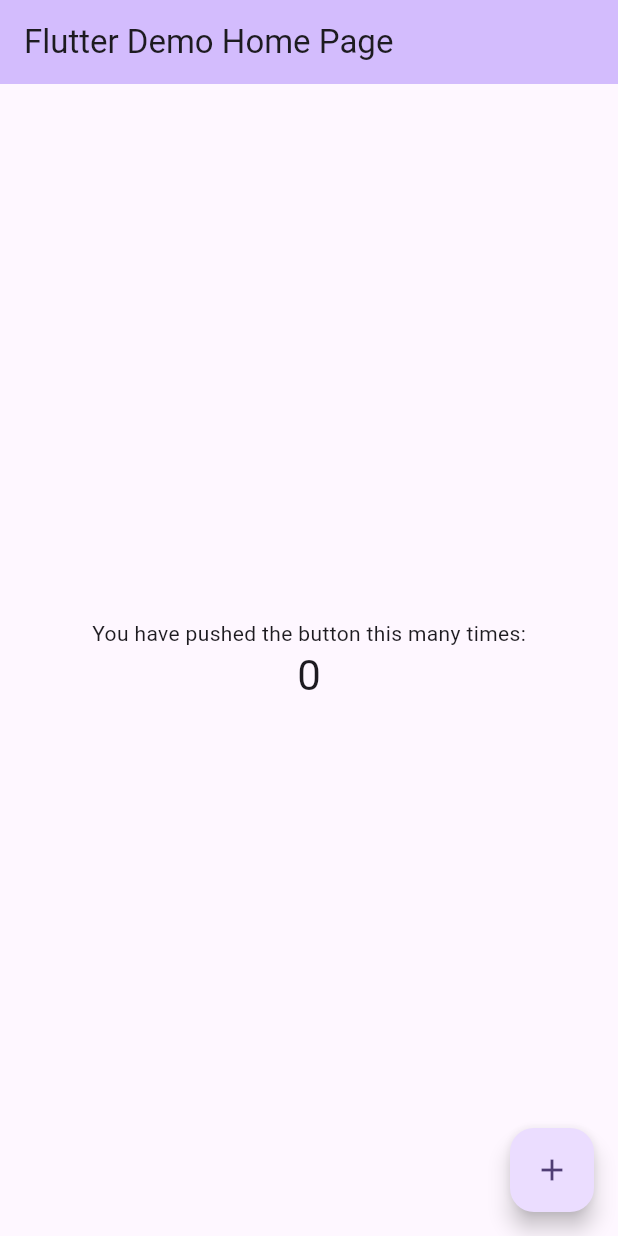
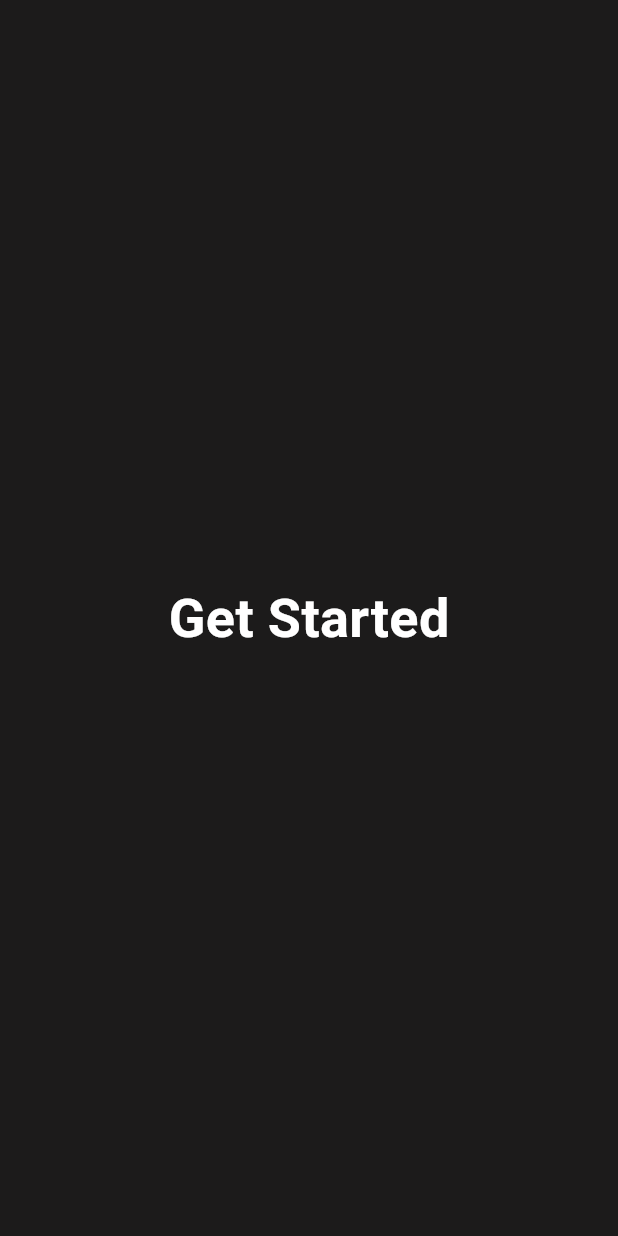
Before and after one commit to nghtamm2003/melodify, a Flutter app: the screen it shows after launch, on a phone screen of 412 x 824 dp. Run offline on Flutter 3.47's test engine with Material 3 defaults, Android fonts, the phone set to English and light mode, and no system bars.

Commit message:
feat: colors_palette + app_theme configuration, add splash_page and get_started_page

```diff
--- /dev/null
+++ b/lib/core/theme/app_theme.dart
@@ -0,0 +1,44 @@
+import 'package:flutter/material.dart';
+import 'color_palette.dart';
+
+class AppTheme {
+  static final lightTheme = ThemeData(
+    primaryColor: ColorPalette.primary,
+    scaffoldBackgroundColor: ColorPalette.lightBackground,
+    brightness: Brightness.light,
+    elevatedButtonTheme: ElevatedButtonThemeData(
+      style: ElevatedButton.styleFrom(
+        backgroundColor: ColorPalette.primary,
+        elevation: 0,
+        textStyle: const TextStyle(
+          fontSize: 16,
+          fontWeight: FontWeight.bold,
+        ),
+        shape: RoundedRectangleBorder(
+          borderRadius: BorderRadius.circular(25),
+        ),
+      ),
+    ),
+    useMaterial3: true,
+  );
+
+  static final darkTheme = ThemeData(
+    primaryColor: ColorPalette.primary,
+    scaffoldBackgroundColor: ColorPalette.darkBackground,
+    brightness: Brightness.dark,
+    elevatedButtonTheme: ElevatedButtonThemeData(
+      style: ElevatedButton.styleFrom(
+        backgroundColor: ColorPalette.primary,
+        elevation: 0,
+        textStyle: const TextStyle(
+          fontSize: 16,
+          fontWeight: FontWeight.bold,
+        ),
+        shape: RoundedRectangleBorder(
+          borderRadius: BorderRadius.circular(25),
+        ),
+      ),
+    ),
+    useMaterial3: true,
+  );
+}
--- /dev/null
+++ b/lib/core/theme/color_palette.dart
@@ -0,0 +1,8 @@
+
+import 'package:flutter/material.dart';
+
+class ColorPalette {
+  static const primary = Color.fromRGBO(98, 205, 93, 1);
+  static const lightBackground = Color.fromRGBO(242, 242, 242, 1);
+  static const darkBackground = Color.fromRGBO(28, 27, 27, 1);
+}
--- /dev/null
+++ b/lib/features/auth/views/pages/get_started.dart
@@ -0,0 +1,21 @@
+import 'package:flutter/material.dart';
+
+class GetStartedPage extends StatelessWidget {
+  const GetStartedPage({super.key});
+
+  @override
+  Widget build(BuildContext context) {
+    return const Scaffold(
+      body: Center(
+        child: Text(
+          'Get Started',
+          style: TextStyle(
+            fontSize: 36,
+            fontWeight: FontWeight.bold,
+            color: Color.fromRGBO(255, 255, 255, 1),
+          ),
+        ),
+      ),
+    );
+  }
+}
--- /dev/null
+++ b/lib/features/splash/views/pages/splash.dart
@@ -0,0 +1,40 @@
+import 'package:flutter/material.dart';
+import 'package:melodify/features/auth/views/pages/get_started.dart';
+
+class SplashPage extends StatefulWidget {
+  const SplashPage({super.key});
+
+  @override
+  State<SplashPage> createState() => _SplashPageState();
+}
+
+class _SplashPageState extends State<SplashPage> {
+  @override
+  void initState() {
+    super.initState();
+    redirect();
+  }
+
+  Future<void> redirect() async {
+    await Future.delayed(const Duration(seconds: 2), () {
+      if (mounted) {
+        Navigator.of(context).pushReplacement(
+          MaterialPageRoute(builder: (context) => const GetStartedPage()),
+        );
+      }
+    });
+  }
+
+  @override
+  Widget build(BuildContext context) {
+    return Scaffold(
+      body: Center(
+        child: Image.asset(
+          'assets/images/spotify_logo.png',
+          width: 200,
+          height: 200,
+        ),
+      ),
+    );
+  }
+}
--- a/lib/main.dart
+++ b/lib/main.dart
@@ -1,4 +1,6 @@
 import 'package:flutter/material.dart';
+import 'package:melodify/core/theme/app_theme.dart';
+import 'package:melodify/features/splash/views/pages/splash.dart';
 
 void main() {
   runApp(const MyApp());
@@ -7,119 +9,13 @@
 class MyApp extends StatelessWidget {
   const MyApp({super.key});
 
-  // This widget is the root of your application.
   @override
   Widget build(BuildContext context) {
     return MaterialApp(
-      title: 'Flutter Demo',
-      theme: ThemeData(
-        // This is the theme of your application.
-        //
-        // TRY THIS: Try running your application with "flutter run". You'll see
-        // the application has a purple toolbar. Then, without quitting the app,
-        // try changing the seedColor in the colorScheme below to Colors.green
-        // and then invoke "hot reload" (save your changes or press the "hot
-        // reload" button in a Flutter-supported IDE, or press "r" if you used
-        // the command line to start the app).
-        //
-        // Notice that the counter didn't reset back to zero; the application
-        // state is not lost during the reload. To reset the state, use hot
-        // restart instead.
-        //
-        // This works for code too, not just values: Most code changes can be
-        // tested with just a hot reload.
-        colorScheme: ColorScheme.fromSeed(seedColor: Colors.deepPurple),
-        useMaterial3: true,
-      ),
-      home: const MyHomePage(title: 'Flutter Demo Home Page'),
+      title: 'Melodify',
+      theme: AppTheme.darkTheme,
+      home: const SplashPage(),
+      debugShowCheckedModeBanner: false,
     );
   }
 }
-
-class MyHomePage extends StatefulWidget {
-  const MyHomePage({super.key, required this.title});
-
-  // This widget is the home page of your application. It is stateful, meaning
-  // that it has a State object (defined below) that contains fields that affect
-  // how it looks.
-
-  // This class is the configuration for the state. It holds the values (in this
-  // case the title) provided by the parent (in this case the App widget) and
-  // used by the build method of the State. Fields in a Widget subclass are
-  // always marked "final".
-
-  final String title;
-
-  @override
-  State<MyHomePage> createState() => _MyHomePageState();
-}
-
-class _MyHomePageState extends State<MyHomePage> {
-  int _counter = 0;
-
-  void _incrementCounter() {
-    setState(() {
-      // This call to setState tells the Flutter framework that something has
-      // changed in this State, which causes it to rerun the build method below
-      // so that the display can reflect the updated values. If we changed
-      // _counter without calling setState(), then the build method would not be
-      // called again, and so nothing would appear to happen.
-      _counter++;
-    });
-  }
-
-  @override
-  Widget build(BuildContext context) {
-    // This method is rerun every time setState is called, for instance as done
-    // by the _incrementCounter method above.
-    //
-    // The Flutter framework has been optimized to make rerunning build methods
-    // fast, so that you can just rebuild anything that needs updating rather
-    // than having to individually change instances of widgets.
-    return Scaffold(
-      appBar: AppBar(
-        // TRY THIS: Try changing the color here to a specific color (to
-        // Colors.amber, perhaps?) and trigger a hot reload to see the AppBar
-        // change color while the other colors stay the same.
-        backgroundColor: Theme.of(context).colorScheme.inversePrimary,
-        // Here we take the value from the MyHomePage object that was created by
-        // the App.build method, and use it to set our appbar title.
-        title: Text(widget.title),
-      ),
-      body: Center(
-        // Center is a layout widget. It takes a single child and positions it
-        // in the middle of the parent.
-        child: Column(
-          // Column is also a layout widget. It takes a list of children and
-          // arranges them vertically. By default, it sizes itself to fit its
-          // children horizontally, and tries to be as tall as its parent.
-          //
-          // Column has various properties to control how it sizes itself and
-          // how it positions its children. Here we use mainAxisAlignment to
-          // center the children vertically; the main axis here is the vertical
-          // axis because Columns are vertical (the cross axis would be
-          // horizontal).
-          //
-          // TRY THIS: Invoke "debug painting" (choose the "Toggle Debug Paint"
-          // action in the IDE, or press "p" in the console), to see the
-          // wireframe for each widget.
-          mainAxisAlignment: MainAxisAlignment.center,
-          children: <Widget>[
-            const Text(
-              'You have pushed the button this many times:',
-            ),
-            Text(
-              '$_counter',
-              style: Theme.of(context).textTheme.headlineMedium,
-            ),
-          ],
-        ),
-      ),
-      floatingActionButton: FloatingActionButton(
-        onPressed: _incrementCounter,
-        tooltip: 'Increment',
-        child: const Icon(Icons.add),
-      ), // This trailing comma makes auto-formatting nicer for build methods.
-    );
-  }
-}
--- a/pubspec.yaml
+++ b/pubspec.yaml
@@ -60,9 +60,8 @@ flutter:
   uses-material-design: true
 
   # To add assets to your application, add an assets section, like this:
-  # assets:
-  #   - images/a_dot_burr.jpeg
-  #   - images/a_dot_ham.jpeg
+  assets:
+    - assets/images/spotify_logo.png
 
   # An image asset can refer to one or more resolution-specific "variants", see
   # https://flutter.dev/to/resolution-aware-images
```
Also changed, not shown: assets/images/spotify_logo.png (added), 4 other files.
